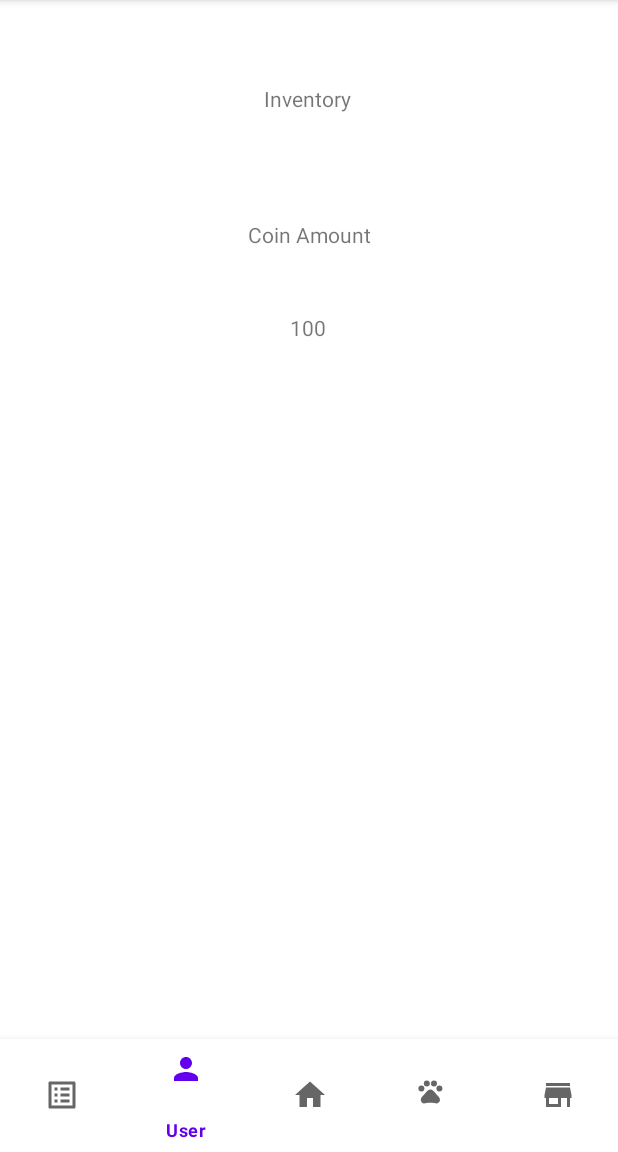
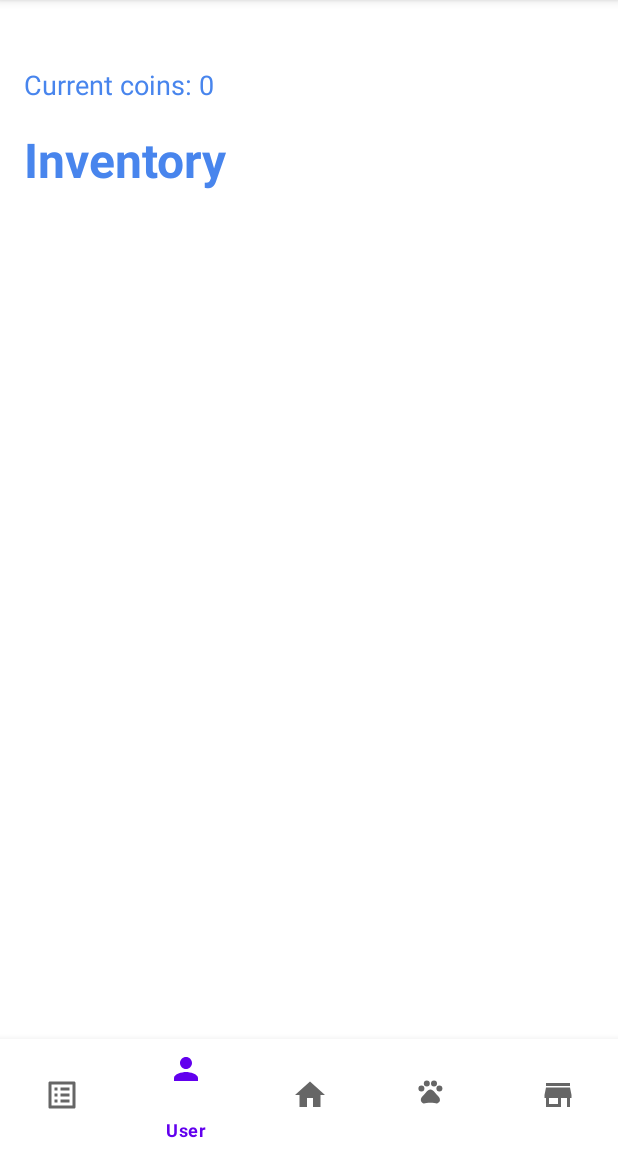
Before and after one commit to GameDeveloperEpsilon/ToDoetPrototype, an Android app: the InventoryActivity screen opened directly, with no data from a screen before it, on a phone screen of 412 x 824 dp, the part 84-1236 px from its top. Run offline under Robolectric (Android 15) with nearby library versions, the phone set to English and light mode, and no system bars.

Commit message:
Changes to the look of the inventory layout, todo list colors.

```diff
--- a/app/src/main/res/layout/activity_inventory.xml
+++ b/app/src/main/res/layout/activity_inventory.xml
@@ -4,30 +4,36 @@
     xmlns:tools="http://schemas.android.com/tools"
     android:layout_width="match_parent"
     android:layout_height="match_parent"
+    android:background="@color/colorPrimary"
     tools:context=".inventory.InventoryActivity">
 
     <TextView
-        android:id="@+id/inventoryTitle"
+        android:id="@+id/userCoin"
         android:layout_width="wrap_content"
         android:layout_height="wrap_content"
-        android:text="Inventory"
-        app:layout_constraintBottom_toBottomOf="parent"
+        android:layout_marginTop="44dp"
+        android:text="Current coins: 0"
+        android:textColor="@color/colorAccent"
+        android:textSize="18sp"
         app:layout_constraintEnd_toEndOf="parent"
-        app:layout_constraintHorizontal_bias="0.498"
+        app:layout_constraintHorizontal_bias="0.055"
         app:layout_constraintStart_toStartOf="parent"
-        app:layout_constraintTop_toTopOf="parent"
-        app:layout_constraintVertical_bias="0.075" />
+        app:layout_constraintTop_toTopOf="parent" />
 
     <TextView
-        android:id="@+id/coinAmountPrompt"
+        android:id="@+id/storeText"
         android:layout_width="wrap_content"
         android:layout_height="wrap_content"
-        android:text="Coin Amount"
-        app:layout_constraintBottom_toBottomOf="parent"
+        android:layout_marginTop="16dp"
+        android:text="Inventory"
+
+        android:textColor="@color/colorAccent"
+        android:textSize="32sp"
+        android:textStyle="bold"
         app:layout_constraintEnd_toEndOf="parent"
+        app:layout_constraintHorizontal_bias="0.057"
         app:layout_constraintStart_toStartOf="parent"
-        app:layout_constraintTop_toBottomOf="@+id/inventoryTitle"
-        app:layout_constraintVertical_bias="0.106" />
+        app:layout_constraintTop_toBottomOf="@+id/userCoin" />
 
     <TextView
         android:id="@+id/coinsDisplay"
@@ -38,19 +44,18 @@
         app:layout_constraintEnd_toEndOf="parent"
         app:layout_constraintHorizontal_bias="0.498"
         app:layout_constraintStart_toStartOf="parent"
-        app:layout_constraintTop_toBottomOf="@+id/coinAmountPrompt"
+
         app:layout_constraintVertical_bias="0.073" />
 
     <androidx.recyclerview.widget.RecyclerView
         android:id="@+id/inventoryItemsRecyclerView"
         android:layout_width="410dp"
         android:layout_height="364dp"
-        app:layout_constraintBottom_toBottomOf="parent"
+        app:layout_constraintBottom_toTopOf="@+id/bottom_navigation"
         app:layout_constraintEnd_toEndOf="parent"
-        app:layout_constraintHorizontal_bias="0.0"
         app:layout_constraintStart_toStartOf="parent"
-        app:layout_constraintTop_toBottomOf="@+id/coinsDisplay"
-        app:layout_constraintVertical_bias="0.31" />
+        app:layout_constraintTop_toBottomOf="@+id/storeText"
+        app:layout_constraintVertical_bias="0.503" />
 
     <com.google.android.material.bottomnavigation.BottomNavigationView
         android:id="@+id/bottom_navigation"
--- a/app/src/main/res/layout/activity_pet.xml
+++ b/app/src/main/res/layout/activity_pet.xml
@@ -53,7 +53,7 @@
         android:id="@+id/hygienebox"
         android:layout_width="90dp"
         android:layout_height="90dp"
-        android:layout_marginStart="64dp"
+        android:layout_marginStart="68dp"
         android:background="@drawable/darkgreybgbox"
         android:gravity="center_horizontal"
         android:text="@string/Hygiene"
--- a/app/src/main/res/layout/store_item_layout.xml
+++ b/app/src/main/res/layout/store_item_layout.xml
@@ -41,6 +41,8 @@
             android:layout_width="wrap_content"
             android:layout_height="wrap_content"
             android:layout_marginEnd="13dp"
+            android:background="#4885ed"
+            app:backgroundTint="@null"
             android:layout_toStartOf="@+id/storeItemPrice"
             android:text="Buy" />
 
--- a/app/src/main/res/layout/task_layout.xml
+++ b/app/src/main/res/layout/task_layout.xml
@@ -19,10 +19,10 @@
             android:layout_height="wrap_content"
             tools:text="11/11/11"
             android:singleLine="true"
-            android:textSize="20sp"
+            android:textSize="15sp"
             android:layout_marginTop="50dp"
             android:layout_weight="1"
-            android:textColor="@android:color/black"/>
+            android:textColor="#4885ed"/>
 
         <CheckBox
             android:id="@+id/todoCheckBox"
@@ -30,7 +30,7 @@
             android:layout_height="wrap_content"
             android:layout_centerHorizontal="true"
             android:paddingStart="8dp"
-            android:buttonTint="@android:color/holo_green_dark"
+            android:buttonTint="#4885ed"
             tools:text="Go to the market and bring vegetables immediately today."/>
 
     </RelativeLayout>
--- a/build.gradle
+++ b/build.gradle
@@ -1,5 +1,5 @@
 // Top-level build file where you can add configuration options common to all sub-projects/modules.
 plugins {
-    id 'com.android.application' version '8.0.0' apply false
-    id 'com.android.library' version '8.0.0' apply false
+    id 'com.android.application' version '7.3.1' apply false
+    id 'com.android.library' version '7.3.1' apply false
 }
```
